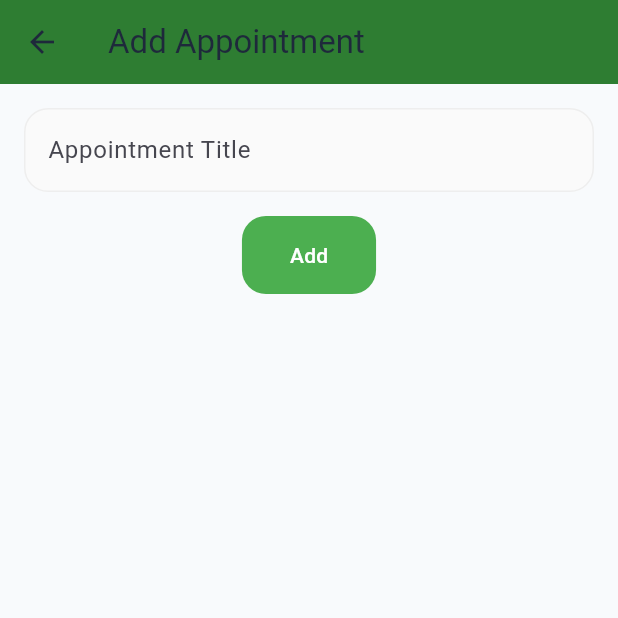
After one commit to christian0507341/RegistrarConnect, a Flutter app: the HomeContainer screen opened by its route, item 2 of the bottom bar chosen, after a tap on "Add", on a phone screen of 412 x 824 dp, the top half of it. The commit adds this screen. Run offline on Flutter 3.47's test engine with Material 3 defaults, Android fonts, the light colour scheme and no system bars; our stand-ins replace connectivity_plus, dio, equatable, flutter_bloc, flutter_local_notifications, flutter_secure_storage and 5 more; accounts and stored records are empty; network calls fail.

Commit message:
Revert "update"
This reverts commit b299f978ff16c7122a85607324980aaa501b1e83.

```diff
--- /dev/null
+++ b/mobile/lib/features/appointment/presentation/pages/add_appointment_page.dart
@@ -0,0 +1,61 @@
+import 'package:flutter/material.dart';
+import 'package:flutter_bloc/flutter_bloc.dart';
+import '../bloc/appointment_bloc.dart';
+import '../bloc/appointment_event.dart';
+import '../../domain/entities/appointment.dart';
+
+class AddAppointmentPage extends StatefulWidget {
+  final DateTime selectedDate;
+  const AddAppointmentPage({super.key, required this.selectedDate});
+
+  @override
+  State<AddAppointmentPage> createState() => _AddAppointmentPageState();
+}
+
+class _AddAppointmentPageState extends State<AddAppointmentPage> {
+  final TextEditingController _titleController = TextEditingController();
+
+  void _submit() {
+    final title = _titleController.text.trim();
+    if (title.isNotEmpty) {
+      final appointment = Appointment(
+        date: widget.selectedDate,
+        title: title,
+      );
+      context.read<AppointmentBloc>().add(AddAppointmentEvent(appointment));
+      Navigator.pop(context);
+    }
+  }
+
+  @override
+  Widget build(BuildContext context) {
+    return Scaffold(
+      appBar: AppBar(
+        title: const Text("Add Appointment"),
+        backgroundColor: const Color(0xFF2E7D32),
+      ),
+      body: Padding(
+        padding: const EdgeInsets.all(16),
+        child: Column(
+          children: [
+            TextField(
+              controller: _titleController,
+              decoration: const InputDecoration(
+                labelText: "Appointment Title",
+                border: OutlineInputBorder(),
+              ),
+            ),
+            const SizedBox(height: 16),
+            ElevatedButton(
+              onPressed: _submit,
+              style: ElevatedButton.styleFrom(
+                backgroundColor: Colors.green,
+              ),
+              child: const Text("Add"),
+            ),
+          ],
+        ),
+      ),
+    );
+  }
+}
--- /dev/null
+++ b/mobile/lib/features/appointment/presentation/pages/calendar_page.dart
@@ -0,0 +1,142 @@
+import 'package:flutter/material.dart';
+import 'package:flutter_bloc/flutter_bloc.dart';
+import 'package:table_calendar/table_calendar.dart';
+import '../bloc/appointment_bloc.dart';
+import '../bloc/appointment_event.dart';
+import '../bloc/appointment_state.dart';
+import '../widgets/appointment_list.dart';
+import 'add_appointment_page.dart';
+import 'package:mobile/features/theme/presentation/bloc/theme_bloc.dart';
+import 'package:mobile/features/theme/presentation/bloc/theme_state.dart';
+
+class CalendarPage extends StatefulWidget {
+  const CalendarPage({super.key});
+
+  @override
+  State<CalendarPage> createState() => _CalendarPageState();
+}
+
+class _CalendarPageState extends State<CalendarPage> {
+  DateTime _focusedDay = DateTime.now();
+  DateTime _selectedDay = DateTime.now();
+
+  @override
+  void initState() {
+    super.initState();
+    context.read<AppointmentBloc>().add(LoadAppointments());
+  }
+
+  void _navigateToAddAppointment() {
+    Navigator.push(
+      context,
+      MaterialPageRoute(
+        builder: (context) => AddAppointmentPage(selectedDate: _selectedDay),
+      ),
+    );
+  }
+
+  @override
+  Widget build(BuildContext context) {
+    return BlocBuilder<ThemeBloc, ThemeState>(
+      builder: (context, themeState) {
+        return Scaffold(
+          backgroundColor: themeState.isDarkMode ? Colors.grey[900] : Colors.white,
+      appBar: AppBar(
+        title: const Text(
+          "Calendar",
+          style: TextStyle(fontWeight: FontWeight.w600),
+        ),
+        backgroundColor: Colors.blue,
+        foregroundColor: Colors.white,
+        elevation: 0,
+      ),
+      body: Padding(
+        padding: const EdgeInsets.all(16.0),
+        child: Column(
+          children: [
+            // 📅 Calendar widget
+            Card(
+              elevation: 3,
+              shape: RoundedRectangleBorder(
+                borderRadius: BorderRadius.circular(16),
+              ),
+              child: TableCalendar(
+                firstDay: DateTime.utc(2020, 1, 1),
+                lastDay: DateTime.utc(2030, 12, 31),
+                focusedDay: _focusedDay,
+                selectedDayPredicate: (day) => isSameDay(_selectedDay, day),
+                onDaySelected: (selectedDay, focusedDay) {
+                  setState(() {
+                    _selectedDay = selectedDay;
+                    _focusedDay = focusedDay;
+                  });
+                },
+                calendarStyle: CalendarStyle(
+                  todayDecoration: BoxDecoration(
+                    color: Colors.blue.shade100,
+                    shape: BoxShape.circle,
+                  ),
+                  selectedDecoration: const BoxDecoration(
+                    color: Colors.blue,
+                    shape: BoxShape.circle,
+                  ),
+                  weekendTextStyle: const TextStyle(color: Colors.redAccent),
+                ),
+                headerStyle: HeaderStyle(
+                  formatButtonVisible: false,
+                  titleCentered: true,
+                  titleTextStyle: const TextStyle(
+                    fontSize: 16,
+                    fontWeight: FontWeight.w600,
+                  ),
+                  leftChevronIcon: const Icon(Icons.chevron_left,
+                      color: Colors.blue),
+                  rightChevronIcon: const Icon(Icons.chevron_right,
+                      color: Colors.blue),
+                ),
+              ),
+            ),
+
+            const SizedBox(height: 16),
+
+            // 📌 Appointments
+            Expanded(
+              child: BlocBuilder<AppointmentBloc, AppointmentState>(
+                builder: (context, state) {
+                  if (state is AppointmentLoaded) {
+                    final appointments = state.appointments[_selectedDay] ?? [];
+                    return appointments.isEmpty
+                        ? Center(
+                            child: Text(
+                              "No appointments on this day.",
+                              style: TextStyle(
+                                color: themeState.isDarkMode ? Colors.white70 : Colors.black54,
+                              ),
+                            ),
+                          )
+                        : AppointmentList(appointments: appointments);
+                  } else if (state is AppointmentInitial) {
+                    return const Center(child: CircularProgressIndicator());
+                  } else {
+                    return const Center(child: Text("Something went wrong"));
+                  }
+                },
+              ),
+            ),
+          ],
+        ),
+      ),
+
+      // ➕ Floating Add Appointment button
+      floatingActionButton: FloatingActionButton.extended(
+        heroTag: "calendar_add_fab",
+        onPressed: _navigateToAddAppointment,
+        backgroundColor: Colors.blue,
+        icon: const Icon(Icons.add),
+        label: const Text("Add"),
+      ),
+    );
+      },
+    );
+  }
+}
--- a/mobile/lib/features/home/presentation/pages/home_container.dart
+++ b/mobile/lib/features/home/presentation/pages/home_container.dart
@@ -2,9 +2,9 @@ import 'package:flutter/material.dart';
 import 'package:flutter_bloc/flutter_bloc.dart';
 import 'package:mobile/features/home/presentation/pages/home_page.dart';
 import 'package:mobile/features/notifications/presentation/pages/notification_page.dart';
+import 'package:mobile/features/appointment/presentation/pages/calendar_page.dart';
 import 'package:mobile/features/settings/presentation/pages/settings_page.dart';
 import 'package:mobile/features/status/presentation/pages/status_page.dart';
-import 'package:mobile/features/status/presentation/pages/claim_calendar_page.dart';
 import 'package:mobile/features/theme/presentation/bloc/theme_bloc.dart';
 import 'package:mobile/features/theme/presentation/bloc/theme_state.dart';
 
@@ -38,9 +38,9 @@ class _HomeContainerState extends State<HomeContainer> {
       case 0:
         return const HomePage();
       case 1:
+        return const CalendarPage();
+      case 2:
         return const StatusPage();
-      case 2:
-        return const ClaimCalendarPage();
       case 3:
         return const NotificationPage();
       case 4:
@@ -73,12 +73,12 @@ class _HomeContainerState extends State<HomeContainer> {
         items: const [
           BottomNavigationBarItem(icon: Icon(Icons.home), label: "Home"),
           BottomNavigationBarItem(
+            icon: Icon(Icons.calendar_today),
+            label: "Calendar",
+          ),
+          BottomNavigationBarItem(
             icon: Icon(Icons.check_circle),
             label: "Status",
-          ),
-          BottomNavigationBarItem(
-            icon: Icon(Icons.calendar_today),
-            label: "Calendar",
           ),
           BottomNavigationBarItem(
             icon: Icon(Icons.notifications),
--- a/mobile/lib/features/status/domain/entities/status_entity.dart
+++ b/mobile/lib/features/status/domain/entities/status_entity.dart
@@ -2,14 +2,10 @@ class StatusEntity {
   final String title;
   final bool payment;
   final bool document;
-  final String status;
-  final DateTime? appointmentDate;
 
   StatusEntity({
     required this.title,
     required this.payment,
     required this.document,
-    required this.status,
-    this.appointmentDate,
   });
 }
--- a/mobile/lib/main.dart
+++ b/mobile/lib/main.dart
@@ -22,8 +22,11 @@ import 'features/home/presentation/bloc/home_bloc.dart';
 import 'features/home/data/repositories/activity_repository_impl.dart';
 import 'features/notifications/presentation/bloc/notification_bloc.dart';
 import 'features/notifications/domain/repositories/notification_repository.dart';
-import 'features/notifications/presentation/pages/notification_page.dart';
 
+// Appointment
+import 'features/appointment/presentation/bloc/appointment_bloc.dart';
+import 'features/appointment/data/repositories/appointment_repository_impl.dart';
+import 'features/appointment/presentation/pages/add_appointment_page.dart';
 
 // Chat
 import 'features/chat/presentation/pages/chat_page.dart';
@@ -73,6 +76,9 @@ class MyApp extends StatelessWidget {
       providers: [
         BlocProvider<AuthBloc>(
           create: (_) => AuthBloc(repo: authRepository)..add(const CheckSession()),
+        ),
+        BlocProvider<AppointmentBloc>(
+          create: (_) => AppointmentBloc(repository: AppointmentRepositoryImpl()),
         ),
         BlocProvider<HomeBloc>(
           create: (_) => HomeBloc(repository: ActivityRepositoryImpl()),
@@ -131,6 +137,9 @@ class MyApp extends StatelessWidget {
                   page = const HomeContainer();
                   showFab = false;
                   break;
+                case '/add_appointment':
+                  page = AddAppointmentPage(selectedDate: DateTime.now());
+                  break;
                 case '/settings':
                   page = const SettingsPage();
                   break;
@@ -140,9 +149,6 @@ class MyApp extends StatelessWidget {
                   break;
                 case '/status':
                   page = const StatusPage();
-                  break;
-                case '/notifications':
-                  page = const NotificationPage();
                   break;
                 default:
                   page = const Scaffold(
```
Also changed, not shown: mobile/lib/features/home/presentation/pages/home_page.dart (+7 -61 lines), mobile/lib/features/status/data/models/status_model.dart (+4 -10 lines), mobile/lib/features/status/presentation/pages/claim_calendar_page.dart (deleted, +0 -314 lines), mobile/lib/features/status/presentation/pages/status_page.dart (+7 -78 lines), 3 other files.
